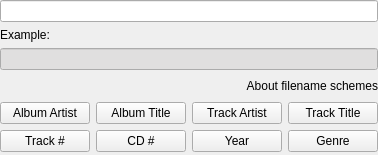
Qt form devices/filenameschemedialog.ui (polpo/cantata-mac) before a commit.
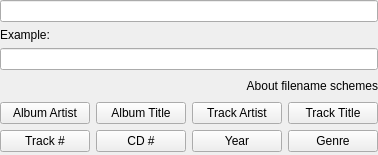
The same form after that commit. Custom widgets are drawn as their Qt base class.

Commit message: Use window background for background of read-only line-edit

The edit to the form file:
```diff
--- a/devices/filenameschemedialog.ui
+++ b/devices/filenameschemedialog.ui
@@ -32,100 +32,6 @@
    </item>
    <item row="2" column="0" colspan="4">
     <widget class="LineEdit" name="example">
-     <property name="enabled">
-      <bool>true</bool>
-     </property>
-     <property name="palette">
-      <palette>
-       <active>
-        <colorrole role="Base">
-         <brush brushstyle="SolidPattern">
-          <color alpha="255">
-           <red>224</red>
-           <green>223</green>
-           <blue>223</blue>
-          </color>
-         </brush>
-        </colorrole>
-        <colorrole role="Highlight">
-         <brush brushstyle="SolidPattern">
-          <color alpha="255">
-           <red>67</red>
-           <green>172</green>
-           <blue>232</blue>
-          </color>
-         </brush>
-        </colorrole>
-        <colorrole role="HighlightedText">
-         <brush brushstyle="SolidPattern">
-          <color alpha="255">
-           <red>255</red>
-           <green>255</green>
-           <blue>255</blue>
-          </color>
-         </brush>
-        </colorrole>
-       </active>
-       <inactive>
-        <colorrole role="Base">
-         <brush brushstyle="SolidPattern">
-          <color alpha="255">
-           <red>224</red>
-           <green>223</green>
-           <blue>223</blue>
-          </color>
-         </brush>
-        </colorrole>
-        <colorrole role="Highlight">
-         <brush brushstyle="SolidPattern">
-          <color alpha="255">
-           <red>67</red>
-           <green>172</green>
-           <blue>232</blue>
-          </color>
-         </brush>
-        </colorrole>
-        <colorrole role="HighlightedText">
-         <brush brushstyle="SolidPattern">
-          <color alpha="255">
-           <red>255</red>
-           <green>255</green>
-           <blue>255</blue>
-          </color>
-         </brush>
-        </colorrole>
-       </inactive>
-       <disabled>
-        <colorrole role="Base">
-         <brush brushstyle="SolidPattern">
-          <color alpha="255">
-           <red>244</red>
-           <green>244</green>
-           <blue>244</blue>
-          </color>
-         </brush>
-        </colorrole>
-        <colorrole role="Highlight">
-         <brush brushstyle="SolidPattern">
-          <color alpha="255">
-           <red>67</red>
-           <green>172</green>
-           <blue>232</blue>
-          </color>
-         </brush>
-        </colorrole>
-        <colorrole role="HighlightedText">
-         <brush brushstyle="SolidPattern">
-          <color alpha="255">
-           <red>255</red>
-           <green>255</green>
-           <blue>255</blue>
-          </color>
-         </brush>
-        </colorrole>
-       </disabled>
-      </palette>
-     </property>
      <property name="readOnly">
       <bool>true</bool>
      </property>
@@ -278,11 +184,6 @@
   </layout>
  </widget>
  <customwidgets>
-  <customwidget>
-   <class>LineEdit</class>
-   <extends>QLineEdit</extends>
-   <header>lineedit.h</header>
-  </customwidget>
   <customwidget>
    <class>KUrlLabel</class>
    <extends>QLabel</extends>
@@ -293,6 +194,11 @@
    <extends>QPushButton</extends>
    <header>kpushbutton.h</header>
   </customwidget>
+  <customwidget>
+   <class>LineEdit</class>
+   <extends>QLineEdit</extends>
+   <header>lineedit.h</header>
+  </customwidget>
  </customwidgets>
  <resources/>
  <connections/>
```
The commit also changes 3 other files.
